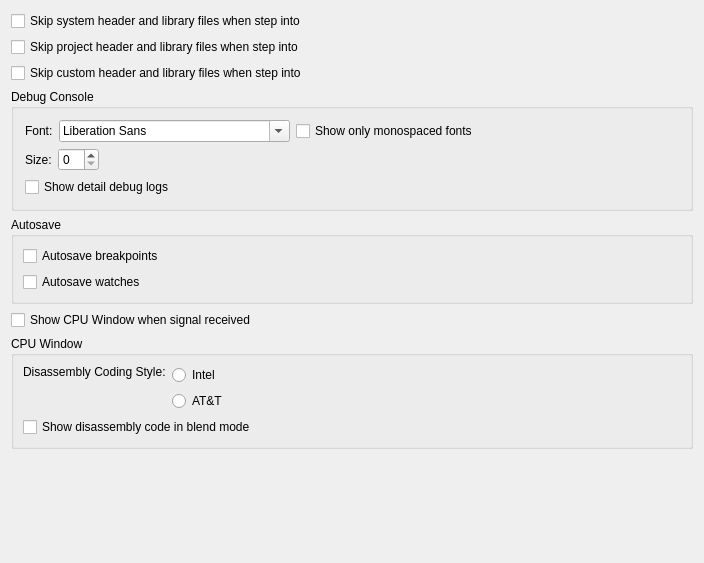
First picture: the form in RedPandaIDE/settingsdialog/debuggeneralwidget.ui, repository royqh1979/RedPanda-CPP, before the edit.
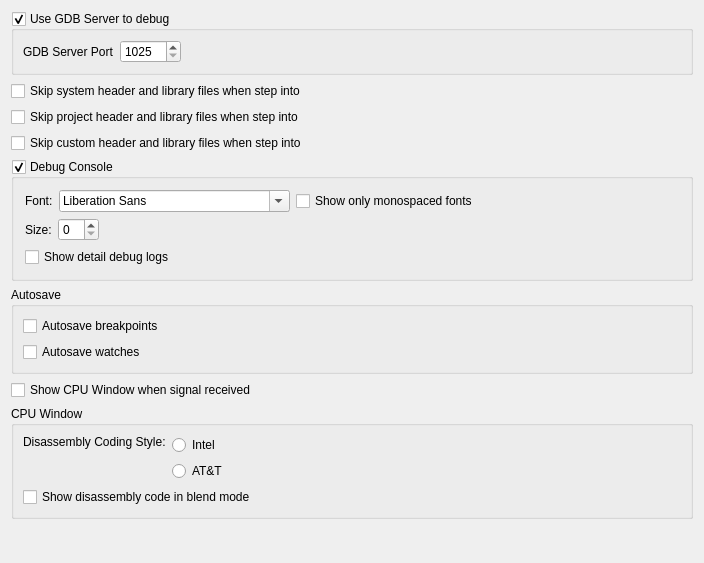
Second picture: the form after the edit.

Commit message: add options for gdb server  debug with gdb server

Diff of the .ui file:
```diff
--- a/RedPandaIDE/settingsdialog/debuggeneralwidget.ui
+++ b/RedPandaIDE/settingsdialog/debuggeneralwidget.ui
@@ -14,6 +14,48 @@
    <string>Form</string>
   </property>
   <layout class="QVBoxLayout" name="verticalLayout">
+   <item>
+    <widget class="QGroupBox" name="grpUseGDBServer">
+     <property name="title">
+      <string>Use GDB Server to debug</string>
+     </property>
+     <property name="checkable">
+      <bool>true</bool>
+     </property>
+     <layout class="QGridLayout" name="gridLayout">
+      <item row="0" column="0">
+       <widget class="QLabel" name="label_4">
+        <property name="text">
+         <string>GDB Server Port</string>
+        </property>
+       </widget>
+      </item>
+      <item row="0" column="1">
+       <widget class="QSpinBox" name="spinGDBServerPort">
+        <property name="minimum">
+         <number>1025</number>
+        </property>
+        <property name="maximum">
+         <number>65535</number>
+        </property>
+       </widget>
+      </item>
+      <item row="0" column="2">
+       <spacer name="horizontalSpacer_3">
+        <property name="orientation">
+         <enum>Qt::Horizontal</enum>
+        </property>
+        <property name="sizeHint" stdset="0">
+         <size>
+          <width>40</width>
+          <height>20</height>
+         </size>
+        </property>
+       </spacer>
+      </item>
+     </layout>
+    </widget>
+   </item>
    <item>
     <widget class="QCheckBox" name="chkSkipSystemLib">
      <property name="text">
@@ -40,6 +82,9 @@
      <property name="title">
       <string>Debug Console</string>
      </property>
+     <property name="checkable">
+      <bool>true</bool>
+     </property>
      <layout class="QVBoxLayout" name="verticalLayout_2">
       <property name="leftMargin">
        <number>11</number>
```
The commit also changes 12 other files.
